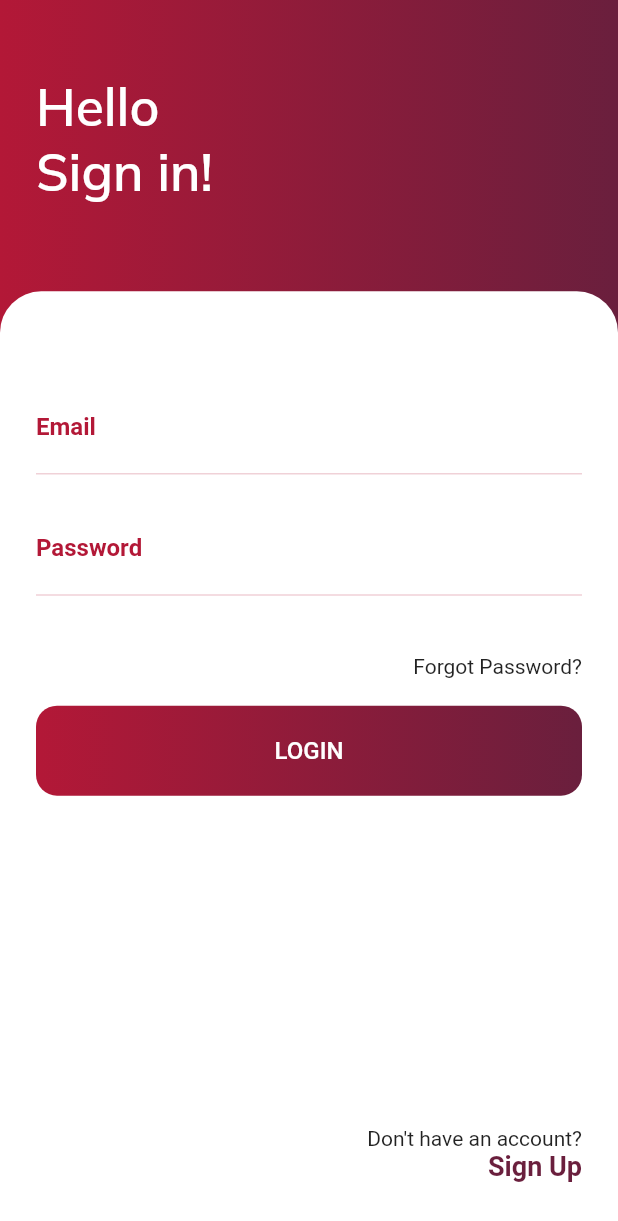
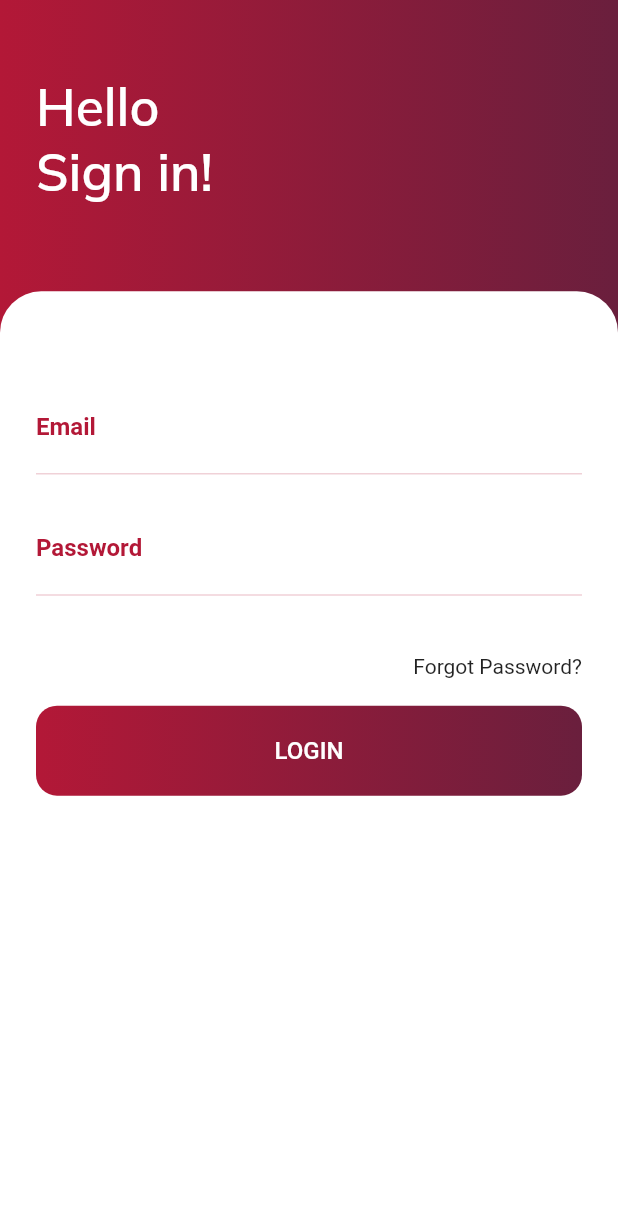
Before and after one commit to mushthakvp/edaya-errand, a Flutter app: the screen it shows after launch, after a tap on "SKIP", after a tap on "START", on a phone screen of 412 x 824 dp. Shown: the top 1221 px of the screen. Run offline on Flutter 3.47's test engine with Material 2 defaults, Android fonts, the phone set to English and light mode, and no system bars; our stand-ins replace flutter_bloc, flutter_screenutil, freezed_annotation.

Commit message:
mrng commit

```diff
--- a/lib/feature/login/infrastructure/login_function.dart
+++ b/lib/feature/login/infrastructure/login_function.dart
@@ -1,13 +1,16 @@
 import 'package:flutter/cupertino.dart';
 
 class LoginFunction {
+  static final formKey = GlobalKey<FormState>();
+
   TextEditingController emailController = TextEditingController();
   TextEditingController passwordController = TextEditingController();
 
   void checkPAssword() {
-    String email = emailController.text.trim();
-    String password = passwordController.text.trim();
-
-
+    if (!formKey.currentState!.validate()) {
+      return;
+    }
+    // String email = emailController.text.trim();
+    // String password = passwordController.text.trim();
   }
 }
--- a/lib/feature/login/presentation/login_view.dart
+++ b/lib/feature/login/presentation/login_view.dart
@@ -7,6 +7,7 @@ class LoginView extends StatelessWidget {
   @override
   Widget build(BuildContext context) {
     return const Scaffold(
+      resizeToAvoidBottomInset: false,
       body: LoginBody(),
     );
   }
--- a/lib/feature/login/presentation/widgets/login_body.dart
+++ b/lib/feature/login/presentation/widgets/login_body.dart
@@ -55,12 +55,10 @@ class LoginBody extends StatelessWidget {
               ),
             ),
             SizedBox(height: size.height * .06.h),
-           SignifiedWidget(size : size)
+            SignifiedWidget(size: size)
           ],
         ),
       ),
     );
   }
-
-
 }
--- a/lib/feature/login/presentation/widgets/sign_field_widget.dart
+++ b/lib/feature/login/presentation/widgets/sign_field_widget.dart
@@ -1,3 +1,4 @@
+import 'package:edaya_errand/feature/login/infrastructure/login_function.dart';
 import 'package:flutter/material.dart';
 import 'package:flutter_screenutil/flutter_screenutil.dart';
 import '../../../../core/colors.dart';
@@ -19,16 +20,33 @@ class SignifiedWidget extends StatelessWidget {
           ),
           color: Colors.white,
         ),
+        child: Form(
+          key: LoginFunction.formKey,
           child: Column(
-          crossAxisAlignment: CrossAxisAlignment.start,
             children: [
               SizedBox(height: size.height * .06.h),
               TextFormField(
+                controller: LoginFunction().emailController,
+                validator: (value) {
+                  if (value == null || value.isEmpty) {
+                    return 'Enter valid email';
+                  }
+                  return null;
+                },
                 decoration: inputDecoration("Email"),
                 cursorColor: gColor1,
               ),
               SizedBox(height: 15.h),
               TextFormField(
+                controller: LoginFunction().passwordController,
+                validator: (value) {
+                  if (value == null || value.isEmpty) {
+                    return 'Enter valid password';
+                  } else if (value != "testapp@google.com") {
+                    return "enter correct password eg :- testapp@google.com";
+                  }
+                  return null;
+                },
                 decoration: inputDecoration("Password"),
                 cursorColor: gColor1,
               ),
@@ -71,28 +89,8 @@ class SignifiedWidget extends StatelessWidget {
                   ),
                 ),
               ),
-            const Spacer(),
-            Row(
-              mainAxisAlignment: MainAxisAlignment.end,
-              children: [
-                Column(
-                  crossAxisAlignment: CrossAxisAlignment.end,
-                  children: [
-                    const Text("Don't have an account?"),
-                    Text(
-                      "Sign Up",
-                      style: TextStyle(
-                        color: gColor2,
-                        fontWeight: FontWeight.w600,
-                        fontSize: 18,
-                      ),
-                    ),
             ],
           ),
-              ],
-            ),
-            SizedBox(height: 30.h),
-          ],
         ),
       ),
     );
--- a/lib/feature/onboard/domain/onboarding_contents.dart
+++ b/lib/feature/onboard/domain/onboarding_contents.dart
@@ -32,7 +32,6 @@ List<OnboardingContents> contents = [
   ),
 ];
 
-int currentPage = 0;
 List colors = const [
   Color(0xffDAD3C8),
   Color(0xffFFE5DE),
```
Lines whose indentation alone changed are shown as unchanged.
